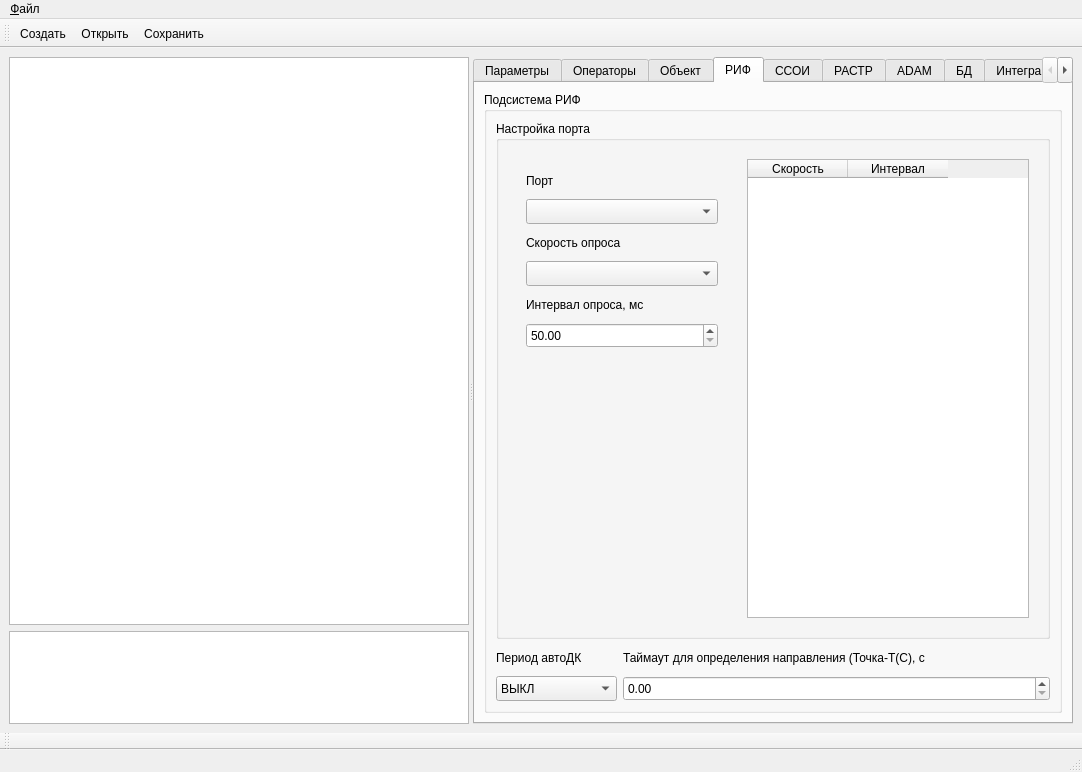
This is m_cfg/MainWindowCFG.ui in xXRadioHeadXx/start7 as Qt 5 draws it before an edit. The edited form follows.
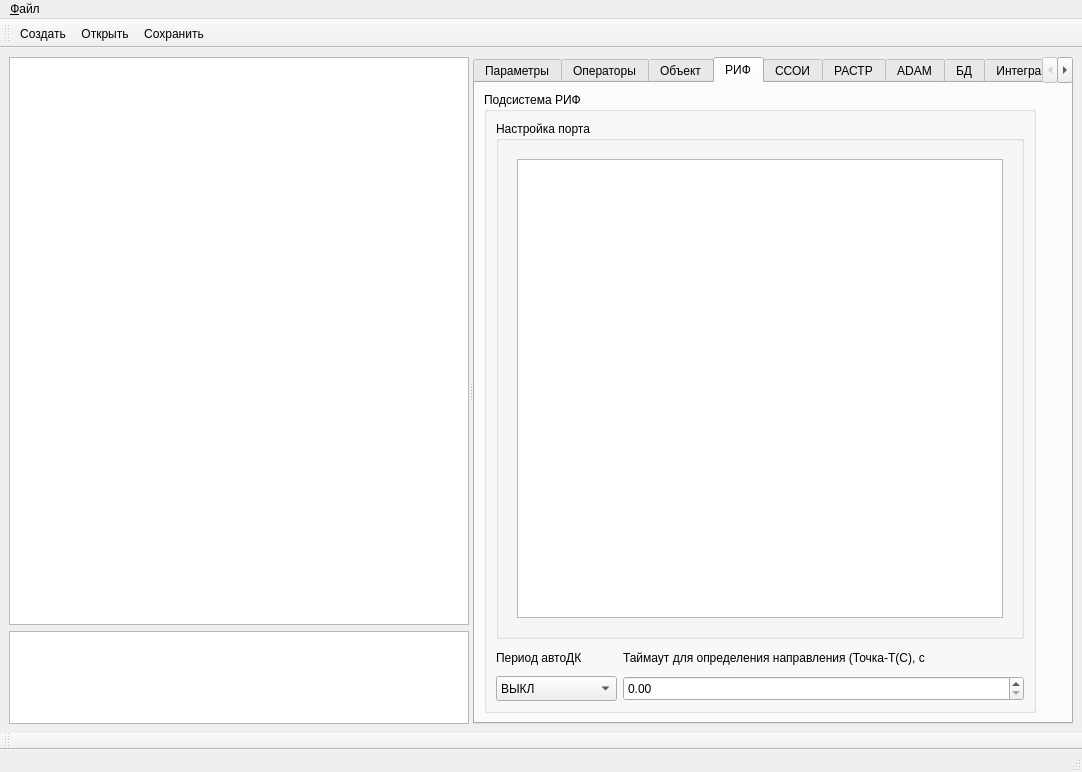
This is the edited form. The open tabs and pages were chosen to show the change. Icons and pictures are not drawn. Custom widgets are drawn as their Qt base class.

What changed in the file:
```diff
--- a/m_cfg/MainWindowCFG.ui
+++ b/m_cfg/MainWindowCFG.ui
@@ -2685,218 +2685,7 @@
                  </property>
                  <layout class="QGridLayout" name="gridLayout_5">
                   <item row="0" column="0">
-                   <widget class="QWidget" name="widget" native="true">
-                    <property name="sizePolicy">
-                     <sizepolicy hsizetype="Fixed" vsizetype="Expanding">
-                      <horstretch>0</horstretch>
-                      <verstretch>0</verstretch>
-                     </sizepolicy>
-                    </property>
-                    <property name="minimumSize">
-                     <size>
-                      <width>210</width>
-                      <height>0</height>
-                     </size>
-                    </property>
-                    <layout class="QVBoxLayout" name="verticalLayout_3">
-                     <item>
-                      <widget class="QLabel" name="label_54">
-                       <property name="sizePolicy">
-                        <sizepolicy hsizetype="Fixed" vsizetype="Fixed">
-                         <horstretch>0</horstretch>
-                         <verstretch>0</verstretch>
-                        </sizepolicy>
-                       </property>
-                       <property name="minimumSize">
-                        <size>
-                         <width>31</width>
-                         <height>25</height>
-                        </size>
-                       </property>
-                       <property name="maximumSize">
-                        <size>
-                         <width>999</width>
-                         <height>99</height>
-                        </size>
-                       </property>
-                       <property name="text">
-                        <string>Порт</string>
-                       </property>
-                      </widget>
-                     </item>
-                     <item>
-                      <widget class="QComboBox" name="RifPort_comboBox">
-                       <property name="sizePolicy">
-                        <sizepolicy hsizetype="Fixed" vsizetype="Fixed">
-                         <horstretch>0</horstretch>
-                         <verstretch>0</verstretch>
-                        </sizepolicy>
-                       </property>
-                       <property name="minimumSize">
-                        <size>
-                         <width>70</width>
-                         <height>25</height>
-                        </size>
-                       </property>
-                       <property name="maximumSize">
-                        <size>
-                         <width>999</width>
-                         <height>25</height>
-                        </size>
-                       </property>
-                      </widget>
-                     </item>
-                     <item>
-                      <widget class="QLabel" name="label_55">
-                       <property name="sizePolicy">
-                        <sizepolicy hsizetype="Fixed" vsizetype="Fixed">
-                         <horstretch>0</horstretch>
-                         <verstretch>0</verstretch>
-                        </sizepolicy>
-                       </property>
-                       <property name="minimumSize">
-                        <size>
-                         <width>107</width>
-                         <height>25</height>
-                        </size>
-                       </property>
-                       <property name="maximumSize">
-                        <size>
-                         <width>999</width>
-                         <height>25</height>
-                        </size>
-                       </property>
-                       <property name="text">
-                        <string>Скорость опроса</string>
-                       </property>
-                      </widget>
-                     </item>
-                     <item>
-                      <widget class="QComboBox" name="RifPortSpeed_comboBox">
-                       <property name="minimumSize">
-                        <size>
-                         <width>70</width>
-                         <height>25</height>
-                        </size>
-                       </property>
-                       <property name="maximumSize">
-                        <size>
-                         <width>999</width>
-                         <height>25</height>
-                        </size>
-                       </property>
-                      </widget>
-                     </item>
-                     <item>
-                      <widget class="QLabel" name="label_56">
-                       <property name="sizePolicy">
-                        <sizepolicy hsizetype="Fixed" vsizetype="Fixed">
-                         <horstretch>0</horstretch>
-                         <verstretch>0</verstretch>
-                        </sizepolicy>
-                       </property>
-                       <property name="minimumSize">
-                        <size>
-                         <width>130</width>
-                         <height>25</height>
-                        </size>
-                       </property>
-                       <property name="maximumSize">
-                        <size>
-                         <width>999</width>
-                         <height>25</height>
-                        </size>
-                       </property>
-                       <property name="text">
-                        <string>Интервал опроса, мс</string>
-                       </property>
-                      </widget>
-                     </item>
-                     <item>
-                      <widget class="QDoubleSpinBox" name="RifPortInterval_doubleSpinBox">
-                       <property name="minimumSize">
-                        <size>
-                         <width>70</width>
-                         <height>25</height>
-                        </size>
-                       </property>
-                       <property name="maximumSize">
-                        <size>
-                         <width>999</width>
-                         <height>25</height>
-                        </size>
-                       </property>
-                       <property name="minimum">
-                        <double>50.000000000000000</double>
-                       </property>
-                       <property name="maximum">
-                        <double>5000.000000000000000</double>
-                       </property>
-                       <property name="singleStep">
-                        <double>5.000000000000000</double>
-                       </property>
-                      </widget>
-                     </item>
-                     <item>
-                      <spacer name="verticalSpacer">
-                       <property name="orientation">
-                        <enum>Qt::Vertical</enum>
-                       </property>
-                       <property name="sizeHint" stdset="0">
-                        <size>
-                         <width>20</width>
-                         <height>40</height>
-                        </size>
-                       </property>
-                      </spacer>
-                     </item>
-                    </layout>
-                   </widget>
-                  </item>
-                  <item row="0" column="1">
-                   <spacer name="horizontalSpacer_3">
-                    <property name="orientation">
-                     <enum>Qt::Horizontal</enum>
-                    </property>
-                    <property name="sizeHint" stdset="0">
-                     <size>
-                      <width>40</width>
-                      <height>20</height>
-                     </size>
-                    </property>
-                   </spacer>
-                  </item>
-                  <item row="0" column="2">
-                   <widget class="QTableWidget" name="tableWidget_2">
-                    <property name="sizePolicy">
-                     <sizepolicy hsizetype="Fixed" vsizetype="Expanding">
-                      <horstretch>0</horstretch>
-                      <verstretch>0</verstretch>
-                     </sizepolicy>
-                    </property>
-                    <property name="minimumSize">
-                     <size>
-                      <width>282</width>
-                      <height>0</height>
-                     </size>
-                    </property>
-                    <property name="maximumSize">
-                     <size>
-                      <width>290</width>
-                      <height>16777215</height>
-                     </size>
-                    </property>
-                    <column>
-                     <property name="text">
-                      <string>Скорость</string>
-                     </property>
-                    </column>
-                    <column>
-                     <property name="text">
-                      <string>Интервал</string>
-                     </property>
-                    </column>
-                   </widget>
+                   <widget class="QTableView" name="tableView"/>
                   </item>
                  </layout>
                 </widget>
```
Left out of the diff: 2 changed lines with no effect on the pictures.
